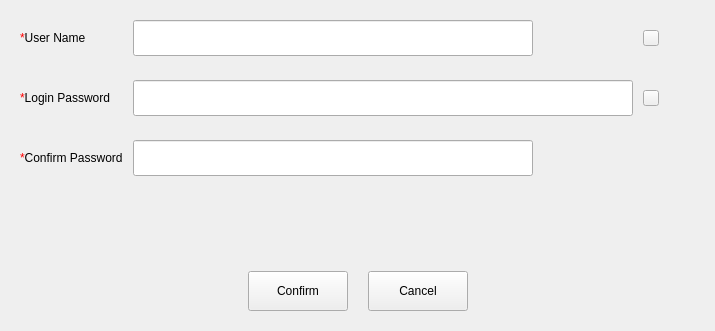
Old version of the form src/pages/system/user-manager/user-update-dialog.ui in the repository openeuler-mirror/ks-scmc-gui.
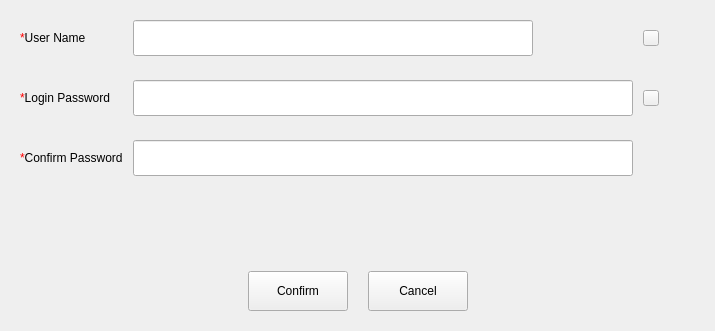
New version of the form. The open tabs and pages were chosen to show the change.

Commit message: fix（pages）：modify code changes - 完善控件的大小

Patch:
```diff
--- a/src/pages/system/user-manager/user-update-dialog.ui
+++ b/src/pages/system/user-manager/user-update-dialog.ui
@@ -183,13 +183,13 @@
           <widget class="QLineEdit" name="lineEdit_confirm_pw">
            <property name="minimumSize">
             <size>
-             <width>400</width>
+             <width>500</width>
              <height>36</height>
             </size>
            </property>
            <property name="maximumSize">
             <size>
-             <width>400</width>
+             <width>500</width>
              <height>36</height>
             </size>
            </property>
```
